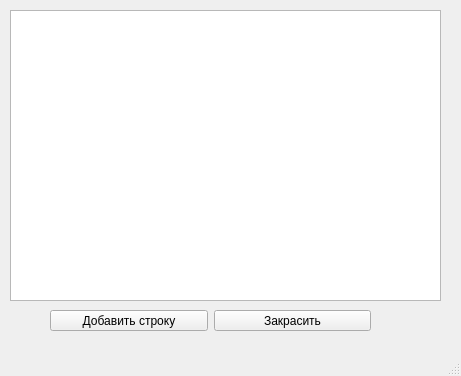
Before: the Qt Designer form Les2/les2_task3/mainwindow.ui in superpavelka/Qt, drawn with Qt 5.
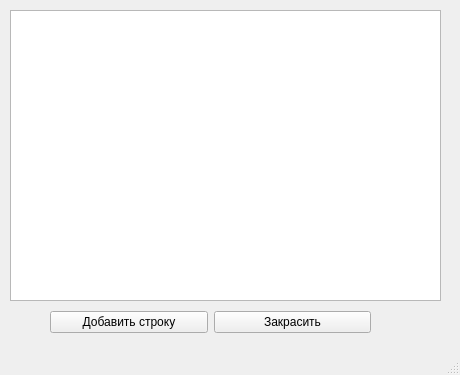
After: the same form once the commit is applied.

Commit message: les2: 2.3 max and min form sizes

Diff of the .ui file:
```diff
--- a/Les2/les2_task3/mainwindow.ui
+++ b/Les2/les2_task3/mainwindow.ui
@@ -6,10 +6,22 @@
    <rect>
     <x>0</x>
     <y>0</y>
-    <width>461</width>
-    <height>376</height>
+    <width>460</width>
+    <height>375</height>
    </rect>
   </property>
+  <property name="minimumSize">
+   <size>
+    <width>460</width>
+    <height>375</height>
+   </size>
+  </property>
+  <property name="maximumSize">
+   <size>
+    <width>460</width>
+    <height>375</height>
+   </size>
+  </property>
   <property name="windowTitle">
    <string>myTable</string>
   </property>
@@ -24,13 +36,13 @@
      </rect>
     </property>
    </widget>
-   <widget class="QWidget" name="">
+   <widget class="QWidget" name="layoutWidget">
     <property name="geometry">
      <rect>
       <x>50</x>
       <y>310</y>
       <width>321</width>
-      <height>21</height>
+      <height>25</height>
      </rect>
     </property>
     <layout class="QHBoxLayout" name="horizontalLayout">
```
Left out of the diff: 2 changed lines with no effect on the pictures.
